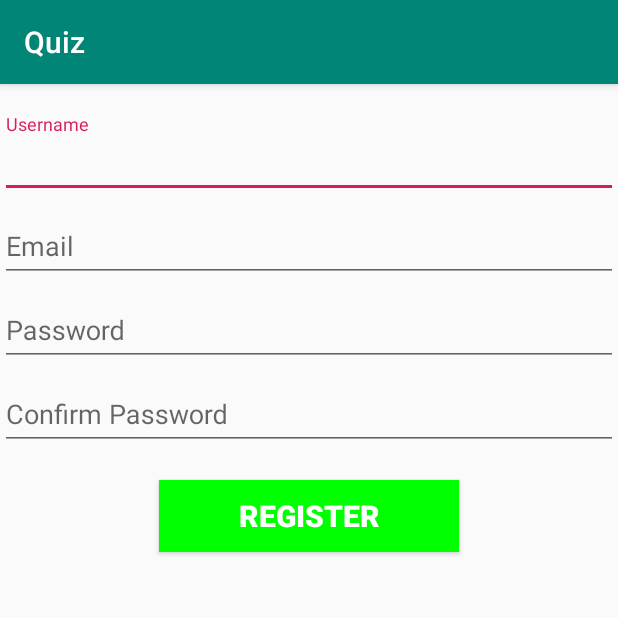
After one commit to valental/AndroidQuiz, an Android app: the RegisterActivity screen opened directly, with no data from a screen before it, on a phone screen of 412 x 824 dp, the top half of it. The commit adds this screen. Run offline under Robolectric (Android 15) with nearby library versions, the phone set to English and light mode, and no system bars.

Commit message:
Register activity created.

```diff
--- a/Quiz/app/build.gradle
+++ b/Quiz/app/build.gradle
@@ -25,4 +25,6 @@ dependencies {
     testImplementation 'junit:junit:4.12'
     androidTestImplementation 'com.android.support.test:runner:1.0.2'
     androidTestImplementation 'com.android.support.test.espresso:espresso-core:3.0.2'
+    implementation 'com.android.support:design:28.0.0' // design support library
+
 }
--- a/Quiz/app/src/main/AndroidManifest.xml
+++ b/Quiz/app/src/main/AndroidManifest.xml
@@ -16,6 +16,7 @@
                 <category android:name="android.intent.category.LAUNCHER" />
             </intent-filter>
         </activity>
+        <activity android:name=".RegisterActivity"></activity>
     </application>
 
 </manifest>
--- a/Quiz/app/src/main/java/hr/math/quiz/MainActivity.java
+++ b/Quiz/app/src/main/java/hr/math/quiz/MainActivity.java
@@ -1,7 +1,9 @@
 package hr.math.quiz;
 
+import android.content.Intent;
 import android.support.v7.app.AppCompatActivity;
 import android.os.Bundle;
+import android.view.View;
 
 public class MainActivity extends AppCompatActivity {
 
@@ -10,4 +12,9 @@ public class MainActivity extends AppCompatActivity {
         super.onCreate(savedInstanceState);
         setContentView(R.layout.activity_main);
     }
+
+    public void OpenRegister(View view) {
+        Intent intent = new Intent(this, RegisterActivity.class);
+        startActivity(intent);
+    }
 }
--- /dev/null
+++ b/Quiz/app/src/main/java/hr/math/quiz/RegisterActivity.java
@@ -0,0 +1,13 @@
+package hr.math.quiz;
+
+import android.support.v7.app.AppCompatActivity;
+import android.os.Bundle;
+
+public class RegisterActivity extends AppCompatActivity {
+
+    @Override
+    protected void onCreate(Bundle savedInstanceState) {
+        super.onCreate(savedInstanceState);
+        setContentView(R.layout.activity_register);
+    }
+}
--- a/Quiz/app/src/main/res/layout/activity_main.xml
+++ b/Quiz/app/src/main/res/layout/activity_main.xml
@@ -6,13 +6,10 @@
     android:layout_height="match_parent"
     tools:context=".MainActivity">
 
-    <TextView
+    <Button
         android:layout_width="wrap_content"
         android:layout_height="wrap_content"
-        android:text="Hello World!"
-        app:layout_constraintBottom_toBottomOf="parent"
-        app:layout_constraintLeft_toLeftOf="parent"
-        app:layout_constraintRight_toRightOf="parent"
-        app:layout_constraintTop_toTopOf="parent" />
+        android:onClick="OpenRegister"
+        android:text="Register"/>
 
 </android.support.constraint.ConstraintLayout>
--- /dev/null
+++ b/Quiz/app/src/main/res/layout/activity_register.xml
@@ -0,0 +1,76 @@
+<?xml version="1.0" encoding="utf-8"?>
+
+<ScrollView xmlns:android="http://schemas.android.com/apk/res/android"
+    xmlns:android.support.design="http://schemas.android.com/apk/res-auto"
+    xmlns:tools="http://schemas.android.com/tools"
+    android:layout_width="match_parent"
+    android:layout_height="match_parent">
+
+<LinearLayout
+    android:layout_width="match_parent"
+    android:layout_height="match_parent"
+    android:orientation="vertical"
+    tools:context=".MainActivity">
+
+    <android.support.design.widget.TextInputLayout
+        android:id="@+id/usernameTextInputLayout"
+        android:layout_width="match_parent"
+        android:layout_height="wrap_content"
+        android:layout_marginTop="20dp"
+        android.support.design:counterMaxLength="3">
+        <EditText
+            android:id="@+id/usernameEditText"
+            android:layout_width="match_parent"
+            android:layout_height="wrap_content"
+            android:hint="@string/username" />
+    </android.support.design.widget.TextInputLayout>
+
+    <android.support.design.widget.TextInputLayout
+        android:id="@+id/emailTextInputLayout"
+        android:layout_width="match_parent"
+        android:layout_height="wrap_content"
+        android.support.design:counterMaxLength="3">
+        <EditText
+            android:id="@+id/emailEditText"
+            android:layout_width="match_parent"
+            android:layout_height="wrap_content"
+            android:hint="@string/email" />
+    </android.support.design.widget.TextInputLayout>
+
+    <android.support.design.widget.TextInputLayout
+    android:id="@+id/passwordTextInputLayout"
+    android:layout_width="match_parent"
+    android:layout_height="wrap_content"
+    android:hint="@string/password">
+    <EditText
+        android:id="@+id/passwordEditText"
+        android:layout_width="match_parent"
+        android:layout_height="wrap_content" />
+    </android.support.design.widget.TextInputLayout>
+
+    <android.support.design.widget.TextInputLayout
+        android:id="@+id/confirmPasswordTextInputLayout"
+        android:layout_width="match_parent"
+        android:layout_height="wrap_content"
+        android:hint="@string/confirm_password">
+        <EditText
+            android:id="@+id/confirmPasswordEditText"
+            android:layout_width="match_parent"
+            android:layout_height="wrap_content" />
+    </android.support.design.widget.TextInputLayout>
+
+    <Button
+        android:id="@+id/registerButton"
+        android:layout_width="200dp"
+        android:layout_height="wrap_content"
+        android:layout_gravity="center"
+        android:layout_marginTop="20dp"
+        android:layout_marginBottom="20dp"
+        android:background="#0f0"
+        android:text="@string/register"
+        android:textColor="#FFF"
+        android:textSize="20sp"
+        android:textStyle="bold" />
+
+</LinearLayout>
+</ScrollView>
--- a/Quiz/app/src/main/res/values/strings.xml
+++ b/Quiz/app/src/main/res/values/strings.xml
@@ -1,3 +1,8 @@
 <resources>
     <string name="app_name">Quiz</string>
+    <string name="username">Username</string>
+    <string name="email">Email</string>
+    <string name="password">Password</string>
+    <string name="confirm_password">Confirm Password</string>
+    <string name="register">Register</string>
 </resources>
```
Also changed, not shown: 1 other file.
